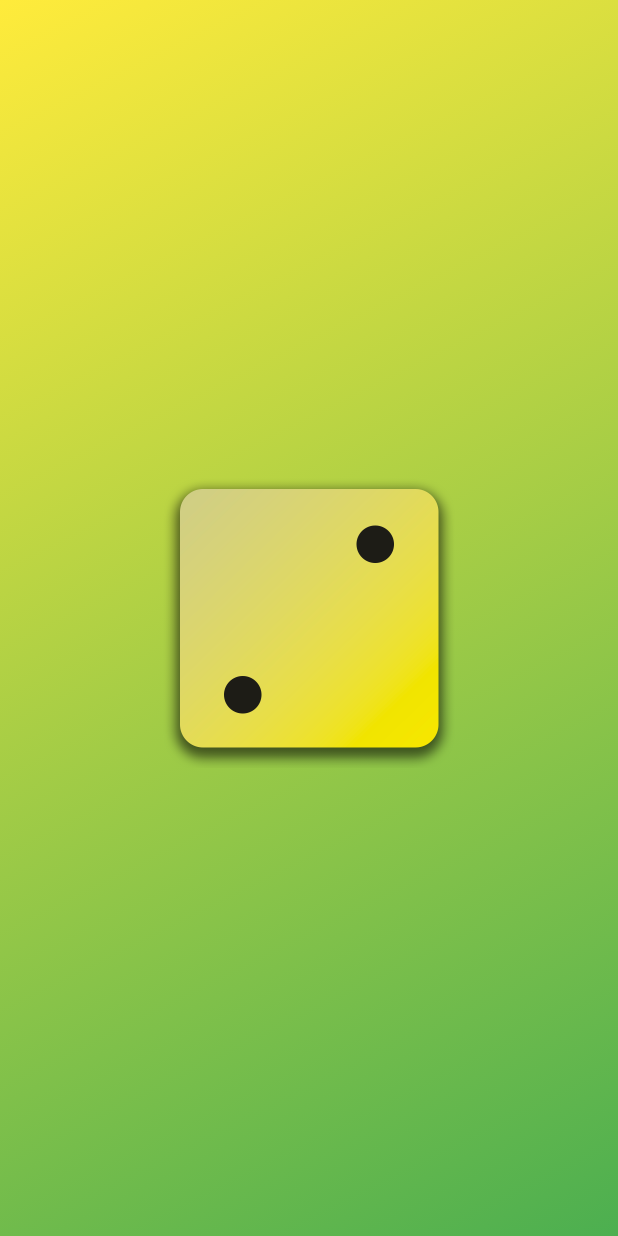
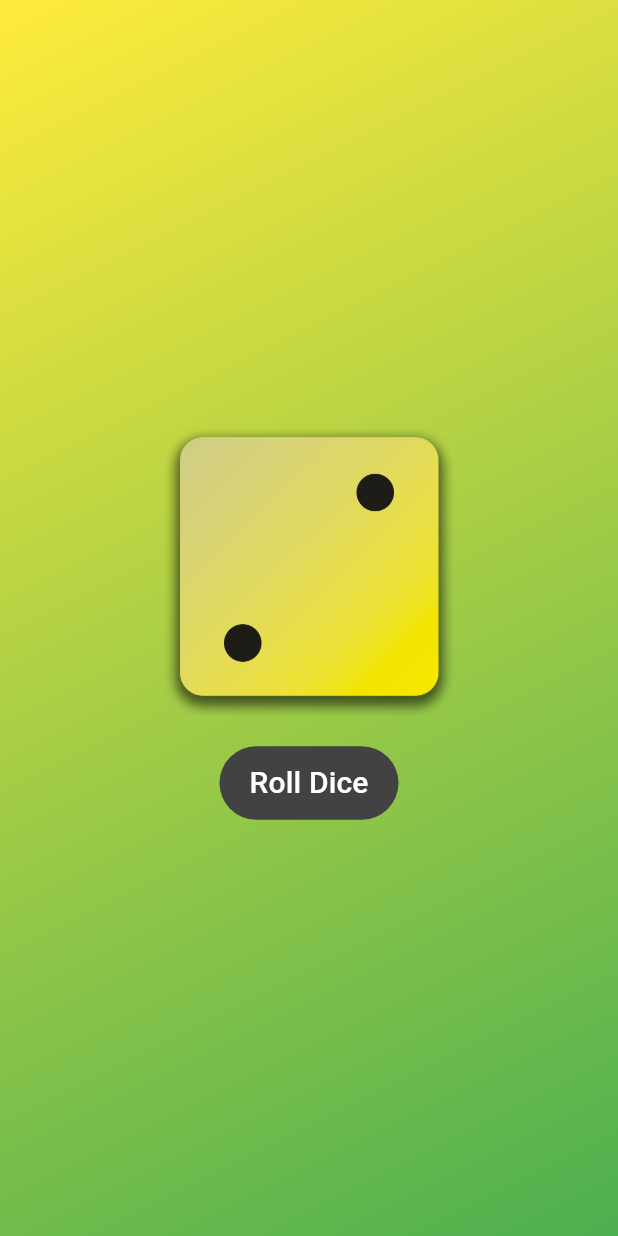
Before and after one commit to Akhil-Eaga/dice_roll_app, a Flutter app: the screen it shows after launch, on a phone screen of 412 x 824 dp. Run offline on Flutter 3.47's test engine with Material 3 defaults, Android fonts, the phone set to English and light mode, and no system bars; Roboto replaces fonts that are missing (Avenir).

Commit message:
Added a Roll Dice button and styled it

```diff
--- a/lib/gradient_container.dart
+++ b/lib/gradient_container.dart
@@ -8,7 +8,6 @@ import "package:roll_dice_app/styled_text.dart";
 // `final` is better used when the value is determined dynamically at run time but remains unchanged afterwards
 const startAlignment = Alignment.topLeft;
 const endAlignment = Alignment.bottomRight;
-
 
 class GradientContainer extends StatelessWidget {
   const GradientContainer({
@@ -29,7 +28,32 @@ class GradientContainer extends StatelessWidget {
         ),
       ),
       child: Center(
-        child: Image.asset("assets/images/dice-2.png", width: 200),
+        child: Column(
+          mainAxisSize: MainAxisSize.min,
+          children: [
+            Image.asset(
+              "assets/images/dice-2.png",
+              width: 200,
+            ),
+            const SizedBox(
+              height: 20,
+            ), // Used for space between the dice image and button
+            TextButton(
+              style: TextButton.styleFrom(
+                backgroundColor: Colors.grey.shade800,
+                padding: const EdgeInsets.fromLTRB(20, 10, 20, 10),
+              ),
+              onPressed: () {},
+              child: const Text(
+                "Roll Dice",
+                style: TextStyle(
+                  fontSize: 20,
+                  color: Colors.white,
+                ),
+              ),
+            ),
+          ],
+        ),
       ),
     );
   }
```
